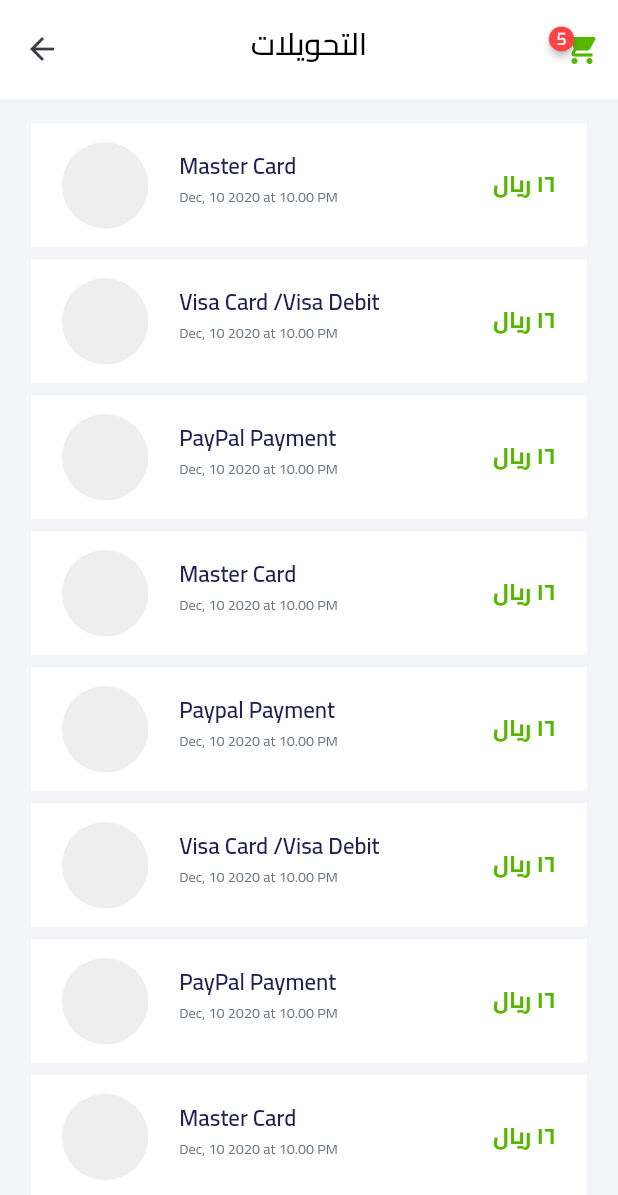
After one commit to seragsabrysakr/hasil, a Flutter app: the TransictiosScreen screen opened directly, on a phone screen of 412 x 824 dp. The commit adds this screen. Shown: the top 1195 px of the screen. Run offline on Flutter 3.47's test engine with Material 2 defaults, Android fonts, the phone set to English and light mode, and no system bars; drawn by our look-alikes of badges; our stand-ins replace bloc, cached_network_image, dartz, dio, equatable, flash and 14 more; missing offline and left inert: dart:ffi, touch_ripple_effect; accounts and stored records are empty; generated files the repository leaves out were written again; project files that could hold a hidden picture were left out.

Commit message:
add card screen

```diff
--- a/lib/features/onboarding/presentation/screens/onboarding_screen.dart
+++ b/lib/features/onboarding/onboarding_screen.dart
@@ -2,7 +2,7 @@
 import 'package:flutter_svg/svg.dart';
 import 'package:hassel/features/favorite/presentation/favorite_screen.dart';
 import 'package:hassel/features/home/presentation/screens/home_screen.dart';
-import 'package:hassel/features/profile/presentation/profile_screen.dart';
+import 'package:hassel/features/profile/profile_screen.dart';
 import 'package:hassel/shared/app_utils/app_assets.dart';
 import 'package:hassel/shared/app_utils/app_colors.dart';
 import 'package:sizer/sizer.dart';
--- a/lib/features/profile/presentation/my_addresses/my_addresses_screen.dart
+++ b/lib/features/profile/my_addresses/my_addresses_screen.dart
@@ -1,7 +1,7 @@
 import 'package:flutter/material.dart';
 import 'package:hassel/app.dart';
 import 'package:hassel/app_routes.dart';
-import 'package:hassel/features/profile/presentation/widgets/details_widget.dart';
+import 'package:hassel/features/profile/widgets/details_widget.dart';
 import 'package:hassel/shared/app_utils/app_assets.dart';
 import 'package:hassel/shared/app_utils/app_colors.dart';
 import 'package:hassel/shared/app_utils/app_sized_box.dart';
--- a/lib/features/profile/presentation/my_orders/my_orders_screen.dart
+++ b/lib/features/profile/my_orders/my_orders_screen.dart
@@ -1,7 +1,7 @@
 import 'package:flutter/material.dart';
 import 'package:flutter_svg/flutter_svg.dart';
 import 'package:hassel/app.dart';
-import 'package:hassel/features/profile/presentation/widgets/details_widget.dart';
+import 'package:hassel/features/profile/widgets/details_widget.dart';
 import 'package:hassel/shared/app_utils/app_assets.dart';
 import 'package:hassel/shared/app_utils/app_colors.dart';
 import 'package:hassel/shared/app_utils/app_sized_box.dart';
--- /dev/null
+++ b/lib/features/profile/transictions/transiction_screen.dart
@@ -0,0 +1,129 @@
+import 'package:flutter/material.dart';
+import 'package:hassel/app.dart';
+import 'package:hassel/shared/app_utils/app_colors.dart';
+import 'package:hassel/shared/app_utils/app_sized_box.dart';
+import 'package:hassel/shared/app_utils/app_text_style.dart';
+import 'package:hassel/shared/app_widgets/widgets_helper.dart';
+import 'package:sizer/sizer.dart';
+
+class TransictiosScreen extends StatelessWidget {
+  const TransictiosScreen({Key? key}) : super(key: key);
+
+  @override
+  Widget build(BuildContext context) {
+    return Scaffold(
+      appBar: WidgetsHelper.customAppBar(context, title: App.tr.myPayments),
+      body: SingleChildScrollView(
+          padding: EdgeInsets.only(bottom: 3.h),
+          physics: const BouncingScrollPhysics(),
+          child: Column(
+            crossAxisAlignment: CrossAxisAlignment.center,
+            children: [
+              const SizedBox(
+                width: double.infinity,
+              ),
+              AppSizedBox.s2,
+              paymentItem(
+                type: 'Master Card',
+                date: 'Dec, 10 2020 at 10.00 PM',
+                total: "١٦ ريال",
+              ),
+              paymentItem(
+                type: 'Visa Card /Visa Debit',
+                date: 'Dec, 10 2020 at 10.00 PM',
+                total: "١٦ ريال",
+              ),
+              paymentItem(
+                type: 'PayPal Payment',
+                date: 'Dec, 10 2020 at 10.00 PM',
+                total: "١٦ ريال",
+              ),
+              paymentItem(
+                type: 'Master Card',
+                date: 'Dec, 10 2020 at 10.00 PM',
+                total: "١٦ ريال",
+              ),
+              paymentItem(
+                type: 'Paypal Payment',
+                date: 'Dec, 10 2020 at 10.00 PM',
+                total: "١٦ ريال",
+              ),
+              paymentItem(
+                type: 'Visa Card /Visa Debit',
+                date: 'Dec, 10 2020 at 10.00 PM',
+                total: "١٦ ريال",
+              ),
+              paymentItem(
+                type: 'PayPal Payment',
+                date: 'Dec, 10 2020 at 10.00 PM',
+                total: "١٦ ريال",
+              ),
+              paymentItem(
+                type: 'Master Card',
+                date: 'Dec, 10 2020 at 10.00 PM',
+                total: "١٦ ريال",
+              ),
+              paymentItem(
+                type: 'Paypal Payment',
+                date: 'Dec, 10 2020 at 10.00 PM',
+                total: "١٦ ريال",
+              ),
+            ],
+          )),
+    );
+  }
+
+  Widget paymentItem({
+    required String type,
+    required String date,
+    required String total,
+  }) {
+    return Padding(
+      padding: EdgeInsets.only(bottom: 1.h),
+      child: Container(
+        color: Colors.white,
+        height: 10.h,
+        width: 90.w,
+        child: Row(
+          children: [
+            SizedBox(
+              width: 5.w,
+            ),
+            CircleAvatar(
+              backgroundColor: Colors.grey.shade200,
+              radius: 3.5.h,
+            ),
+            SizedBox(
+              width: 5.w,
+            ),
+            Column(
+              crossAxisAlignment: CrossAxisAlignment.start,
+              children: [
+                AppSizedBox.s2,
+                Text(
+                  type,
+                  style:
+                      AppTextStyle.getSemiBoldStyle(color: AppColors.titleColor, fontSize: 11.sp),
+                ),
+                Text(
+                  date,
+                  style: AppTextStyle.getRegularStyle(color: AppColors.subTitle, fontSize: 7.sp),
+                ),
+              ],
+            ),
+            const Spacer(
+              flex: 1,
+            ),
+            Text(
+              total,
+              style: AppTextStyle.getBoldStyle(color: AppColors.primaryColor, fontSize: 11.sp),
+            ),
+            SizedBox(
+              width: 5.w,
+            ),
+          ],
+        ),
+      ),
+    );
+  }
+}
--- a/lib/l10n/app_ar.arb
+++ b/lib/l10n/app_ar.arb
@@ -118,7 +118,7 @@
 "myFavorites":"مفضلتي",
 "myOrders":"طلباتي",
 "myInformation":"بياناتي",
-"myPayments":"التحويلات",
+"myPayments":"المدفوعات",
 "paymentCards":"بطاقات الدفع",
 "myAddresses":"عناويني",
 "notifications":"الاشعارات",
```
Also changed, not shown: lib/app.dart (+5 -4 lines), lib/app_routes.dart (+15 -8 lines), lib/features/profile/my_credit/add_credit_card_screen.dart (added, +118 -0 lines), lib/features/profile/profile_screen.dart (renamed from lib/features/profile/presentation/profile_screen.dart, +1 -8 lines), lib/features/profile/my_addresses/add_address_screen.dart (renamed from lib/features/profile/presentation/my_addresses/add_address_screen.dart), lib/features/profile/my_information/my_information_screen.dart (renamed from lib/features/profile/presentation/my_information/my_information_screen.dart), lib/features/profile/notifications/notification_screen.dart (renamed from lib/features/notifications/notification_screen.dart), lib/features/profile/widgets/details_widget.dart (renamed from lib/features/profile/presentation/widgets/details_widget.dart).
